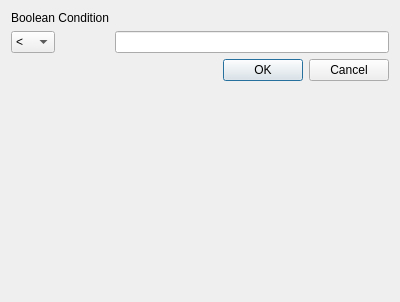
Before: the Qt Designer form dataextractordialog.ui in VespucciProject/Vespucci, drawn with Qt 5.
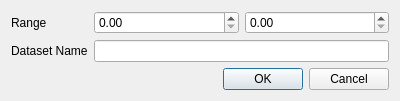
After: the same form once the commit is applied.

Patch:
```diff
--- a/dataextractordialog.ui
+++ b/dataextractordialog.ui
@@ -7,16 +7,33 @@
     <x>0</x>
     <y>0</y>
     <width>400</width>
-    <height>302</height>
+    <height>101</height>
    </rect>
   </property>
   <property name="windowTitle">
    <string>Dialog</string>
   </property>
   <layout class="QFormLayout" name="formLayout">
-   <property name="fieldGrowthPolicy">
-    <enum>QFormLayout::AllNonFixedFieldsGrow</enum>
-   </property>
+   <item row="1" column="1">
+    <layout class="QHBoxLayout" name="horizontalLayout_2">
+     <item>
+      <widget class="QDoubleSpinBox" name="lowerDoubleSpinBox"/>
+     </item>
+     <item>
+      <widget class="QDoubleSpinBox" name="upperDoubleSpinBox"/>
+     </item>
+    </layout>
+   </item>
+   <item row="2" column="0">
+    <widget class="QLabel" name="label">
+     <property name="text">
+      <string>Dataset Name</string>
+     </property>
+    </widget>
+   </item>
+   <item row="2" column="1">
+    <widget class="QLineEdit" name="nameLineEdit"/>
+   </item>
    <item row="3" column="1">
     <widget class="QDialogButtonBox" name="buttonBox">
      <property name="orientation">
@@ -27,46 +44,10 @@
      </property>
     </widget>
    </item>
-   <item row="2" column="1">
-    <widget class="QLineEdit" name="lineEdit">
-     <property name="inputMethodHints">
-      <set>Qt::ImhFormattedNumbersOnly</set>
-     </property>
-    </widget>
-   </item>
-   <item row="2" column="0">
-    <widget class="QComboBox" name="comboBox">
-     <item>
-      <property name="text">
-       <string>&lt;</string>
-      </property>
-     </item>
-     <item>
-      <property name="text">
-       <string>&lt;=</string>
-      </property>
-     </item>
-     <item>
-      <property name="text">
-       <string>=</string>
-      </property>
-     </item>
-     <item>
-      <property name="text">
-       <string>&gt;=</string>
-      </property>
-     </item>
-     <item>
-      <property name="text">
-       <string>&gt;</string>
-      </property>
-     </item>
-    </widget>
-   </item>
    <item row="1" column="0">
-    <widget class="QLabel" name="label">
+    <widget class="QLabel" name="label_2">
      <property name="text">
-      <string>Boolean Condition</string>
+      <string>Range</string>
      </property>
     </widget>
    </item>
```
